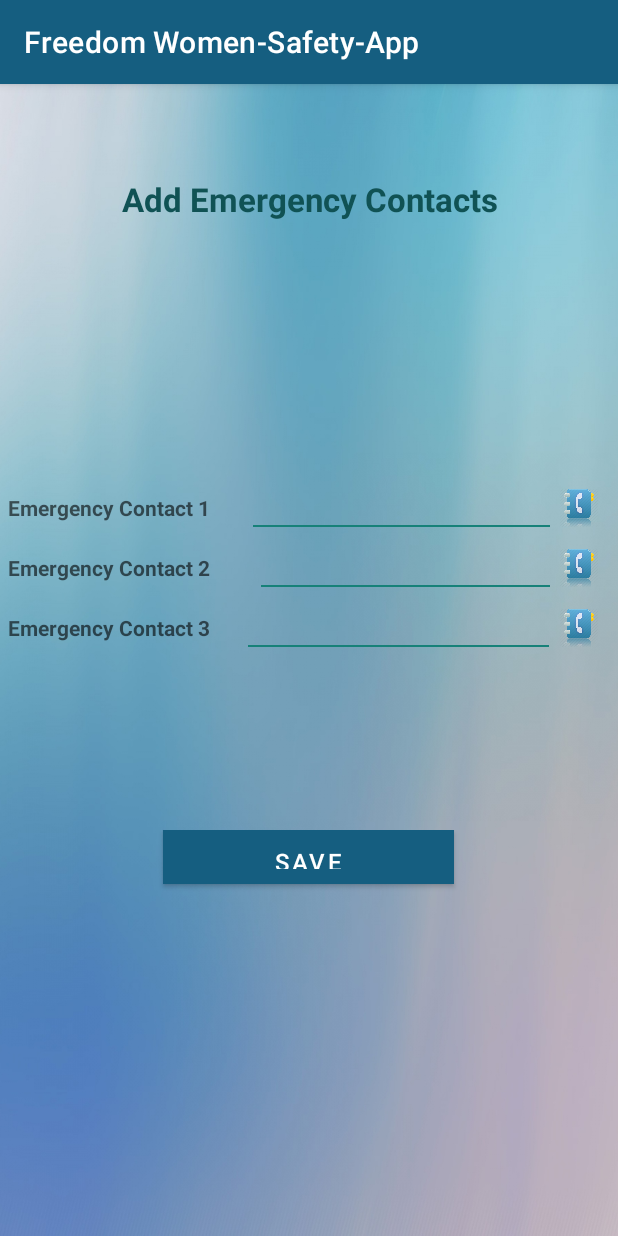
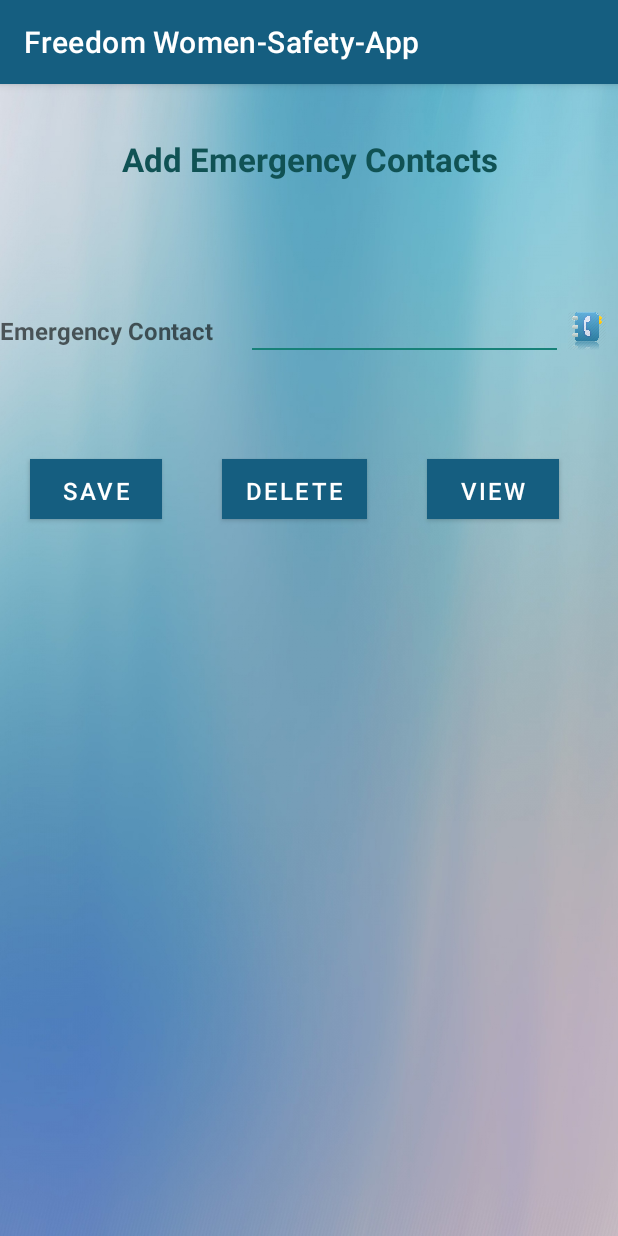
Before and after one commit to Bubbly-mishra/Freedom, an Android app: the people screen opened directly, with no data from a screen before it, after a tap on "SAVE", on a phone screen of 412 x 824 dp. Run offline under Robolectric (Android 15) with nearby library versions, the light colour scheme and no system bars.

Commit message:
Initial commit

```diff
--- a/app/build.gradle
+++ b/app/build.gradle
@@ -33,6 +33,7 @@ dependencies {
     implementation 'androidx.appcompat:appcompat:1.2.0'
     implementation 'com.google.android.material:material:1.2.1'
     implementation 'androidx.constraintlayout:constraintlayout:2.0.4'
+    implementation'com.google.android.gms:play-services-location:17.0.0'
     testImplementation 'junit:junit:4.+'
     androidTestImplementation 'androidx.test.ext:junit:1.1.2'
     androidTestImplementation 'androidx.test.espresso:espresso-core:3.3.0'
--- a/app/src/main/AndroidManifest.xml
+++ b/app/src/main/AndroidManifest.xml
@@ -1,6 +1,11 @@
 <?xml version="1.0" encoding="utf-8"?>
 <manifest xmlns:android="http://schemas.android.com/apk/res/android"
     package="com.example.freedomwomen_safety_app">
+    <uses-permission android:name="android.permission.CALL_PHONE"/>
+    <uses-permission android:name="android.permission.READ_PHONE_STATE"/>
+    <uses-permission android:name="android.permission.SEND_SMS"/>
+    <uses-permission android:name="android.permission.ACCESS_COARSE_LOCATION"/>
+    <uses-permission android:name="android.permission.ACCESS_FINE_LOCATION"/>
 
     <application
         android:allowBackup="true"
--- a/app/src/main/java/com/example/freedomwomen_safety_app/people.java
+++ b/app/src/main/java/com/example/freedomwomen_safety_app/people.java
@@ -2,17 +2,100 @@ package com.example.freedomwomen_safety_app;
 
 import androidx.appcompat.app.AppCompatActivity;
 
+import android.database.Cursor;
+import android.database.sqlite.SQLiteDatabase;
+import android.database.sqlite.SQLiteOpenHelper;
 import android.os.Bundle;
 import android.view.View;
+import android.widget.ArrayAdapter;
+import android.widget.Button;
+import android.widget.EditText;
+import android.widget.ListAdapter;
+import android.widget.ListView;
+import android.widget.Toast;
+
+import java.util.ArrayList;
 
 public class people extends AppCompatActivity {
+
+    Button b1, b2, b3;
+    EditText el;
+    ListView listView;
+    SQLiteOpenHelper s1;
+    SQLiteDatabase sqlitedb;
+    DatabaseHandler myDB;
 
     @Override
     protected void onCreate(Bundle savedInstanceState) {
         super.onCreate(savedInstanceState);
         setContentView(R.layout.activity_people);
+
+        el = findViewById(R.id.phone);
+        b1 = findViewById(R.id.add);
+        b2 = findViewById(R.id.delete);
+        b3 = findViewById(R.id.view);
+        myDB = new DatabaseHandler(this);
+
+
+        b1.setOnClickListener(new View.OnClickListener() {
+            @Override
+            public void onClick(View v) {
+
+                String sr = el.getText().toString();
+                addData(sr);
+
+                Toast.makeText(people.this, "Data added", Toast.LENGTH_SHORT).show();
+                el.setText("");
+            }
+        });
+
+
+        b2.setOnClickListener(new View.OnClickListener() {
+            @Override
+            public void onClick(View v) {
+                sqlitedb = myDB.getWritableDatabase();
+                String x = el.getText().toString();
+                DeleteData(x);
+                Toast.makeText(people.this, "DATA DELETED",Toast.LENGTH_SHORT).show();
+            }
+        });
+
+        b3.setOnClickListener(new View.OnClickListener() {
+            @Override
+            public void onClick(View v) {
+                loadData();
+            }
+        });
     }
 
-    public void save(View view) {
+    private void loadData() {
+
+        ArrayList<String> thelist = new ArrayList<>();
+        Cursor data = myDB.getListContents();
+        if (data.getCount() == 0) {
+            Toast.makeText(people.this, "There is no content", Toast.LENGTH_SHORT).show();
+        } else {
+            while (data.moveToNext()) {
+                thelist.add(data.getString(1));
+                ListAdapter listAdapter = new ArrayAdapter<>(this, android.R.layout.simple_list_item_1, thelist);
+                listView.setAdapter(listAdapter);
+            }
+
+        }
+    }
+
+    private void addData (String newEntry){
+
+        boolean insertData = myDB.addData( newEntry);
+          if (insertData==true) {
+         Toast.makeText( people.this, "Data added",Toast.LENGTH_SHORT ).show();
+                               }
+           else {
+           Toast.makeText(people.this, "Unsuccessful",Toast.LENGTH_SHORT).show();
+             }
+    }
+
+    private boolean DeleteData(String x) {
+        return sqlitedb.delete(DatabaseHandler.TABLE_NAME,DatabaseHandler.COL2 + "=?", new String[]{x})>0;
     }
 }
--- a/app/src/main/res/layout/activity_people.xml
+++ b/app/src/main/res/layout/activity_people.xml
@@ -8,17 +8,10 @@
     android:orientation="vertical"
     tools:context=".people">
 
-    <LinearLayout
-        android:layout_width="match_parent"
-        android:layout_height="match_parent"
-        android:orientation="vertical"
-        android:padding="5dp">
 
         <LinearLayout
             android:layout_width="match_parent"
-            android:layout_height="wrap_content"
-            android:layout_weight=".2"
-
+            android:layout_height="100dp"
             android:gravity="center">
 
             <TextView
@@ -34,10 +27,9 @@
 
         <LinearLayout
             android:layout_width="match_parent"
-            android:layout_height="wrap_content"
-            android:layout_weight=".4"
-            android:gravity="center"
-            android:orientation="vertical">
+            android:layout_height="130dp"
+            android:orientation="vertical"
+            android:gravity="center">
 
 
             <LinearLayout
@@ -50,9 +42,9 @@
                     android:layout_width="0dp"
                     android:layout_height="wrap_content"
                     android:layout_weight=".40"
-                    android:text="Emergency Contact 1"
+                    android:text="Emergency Contact"
                     android:textAppearance="?android:attr/textAppearanceMedium"
-                    android:textSize="14sp"
+                    android:textSize="16sp"
                     android:textStyle="bold"
 
                     />
@@ -65,7 +57,7 @@
                     android:orientation="vertical">
 
                     <EditText
-                        android:id="@+id/editText"
+                        android:id="@+id/phone"
                         android:layout_width="match_parent"
                         android:layout_height="wrap_content"
                         android:layout_gravity="center_horizontal"
@@ -95,142 +87,62 @@
                 </LinearLayout>
             </LinearLayout>
 
-            <LinearLayout
-                android:layout_width="match_parent"
-                android:layout_height="40dp"
-                android:gravity="center"
-                android:orientation="horizontal">
 
-                <TextView
-                    android:id="@+id/contact2"
-                    android:layout_width="0dp"
-                    android:layout_height="wrap_content"
-                    android:layout_weight=".40"
-                    android:text="Emergency Contact 2"
-                    android:textAppearance="?android:attr/textAppearanceMedium"
-                    android:textSize="14sp"
-                    android:textStyle="bold"
-
-                    />
-
-                <LinearLayout
-                    android:layout_width="0dp"
-                    android:layout_height="wrap_content"
-
-                    android:layout_marginLeft="5dp"
-                    android:layout_weight=".50"
-                    android:orientation="vertical">
-
-                    <EditText
-                        android:id="@+id/editText2"
-                        android:layout_width="match_parent"
-                        android:layout_height="wrap_content"
-                        android:layout_gravity="center_horizontal"
-                        android:background="@null"
-                        android:ems="10"
-                        android:inputType="phone" />
-
-                    <View
-                        android:layout_width="match_parent"
-                        android:layout_height="1dp"
-                        android:layout_marginLeft="5dp"
-                        android:background="@color/colorPrimary" />
-
-                </LinearLayout>
-
-                <LinearLayout
-                    android:layout_width="0dp"
-                    android:layout_height="match_parent"
-                    android:layout_gravity="center"
-                    android:layout_weight=".10"
-                    android:gravity="center">
-
-                    <ImageView
-                        android:id="@+id/iv_phonebook2"
-                        android:layout_width="25dp"
-                        android:layout_height="25dp"
-                        android:src="@drawable/phonebook" />
-                </LinearLayout>
+        </LinearLayout>
 
 
-            </LinearLayout>
 
-            <LinearLayout
-                android:layout_width="match_parent"
+        <LinearLayout
+            android:layout_width="match_parent"
+            android:layout_height="130dp">
+
+            <Button
+                android:id="@+id/add"
+                android:layout_width="wrap_content"
                 android:layout_height="40dp"
-                android:gravity="center">
+                android:background="@color/colorPrimaryDark"
+                android:layout_margin="20dp"
+                android:text="Save"
+                android:textColor="@color/white"
+                android:textSize="16sp" />
+            <Button
+                android:id="@+id/delete"
+                android:layout_width="wrap_content"
+                android:layout_height="40dp"
+                android:background="@color/colorPrimaryDark"
+                android:text="Delete"
+                android:layout_margin="20dp"
+                android:textColor="@color/white"
+                android:textSize="16sp" />
 
-                <TextView
-                    android:id="@+id/contact3"
-                    android:layout_width="0dp"
-                    android:layout_height="wrap_content"
-                    android:layout_weight=".40"
-                    android:text="Emergency Contact 3"
-                    android:textAppearance="?android:attr/textAppearanceMedium"
-                    android:textSize="14sp"
-                    android:textStyle="bold"
+            <Button
+            android:id="@+id/view"
+                android:layout_width="wrap_content"
+                android:layout_height="40dp"
+            android:background="@color/colorPrimaryDark"
+            android:text="View"
+                android:layout_margin="20dp"
+            android:textColor="@color/white"
+            android:textSize="16sp" />
 
-                    />
 
-                <LinearLayout
-                    android:layout_width="0dp"
-                    android:layout_height="wrap_content"
-                    android:layout_weight=".50"
-                    android:orientation="vertical">
+        </LinearLayout>
 
-                    <EditText
-                        android:id="@+id/editText3"
-                        android:layout_width="186dp"
-                        android:layout_height="wrap_content"
-                        android:layout_gravity="center_horizontal"
-                        android:layout_marginLeft="5dp"
-                        android:background="@null"
-                        android:ems="10"
-                        android:inputType="phone" />
-
-                    <View
-                        android:layout_width="match_parent"
-                        android:layout_height="1dp"
-                        android:background="@color/colorPrimary" />
-
-                </LinearLayout>
-
-                <LinearLayout
-                    android:layout_width="0dp"
-                    android:layout_height="match_parent"
-                    android:layout_gravity="center"
-                    android:layout_weight=".10"
-                    android:gravity="center">
-
-                    <ImageView
-                        android:id="@+id/iv_phonebook3"
-                        android:layout_width="25dp"
-                        android:layout_height="25dp"
-                        android:src="@drawable/phonebook" />
-                </LinearLayout>
-            </LinearLayout>
-        </LinearLayout>
 
         <LinearLayout
             android:layout_width="match_parent"
             android:layout_height="wrap_content"
 
-            android:layout_weight=".4"
+            android:layout_weight=".05"
             android:gravity="top|center">
 
-            <Button
-                android:id="@+id/button"
-                android:layout_width="194dp"
-                android:layout_height="36dp"
-                android:background="@color/colorPrimaryDark"
-                android:onClick="save"
-                android:text="Save"
-                android:textColor="@color/white"
-                android:textSize="16sp" />
+            <ListView
+                android:id="@+id/list"
+                android:layout_width="match_parent"
+                android:layout_height="match_parent"/>
+
 
 
         </LinearLayout>
 
     </LinearLayout>
-
-</LinearLayout>
```
